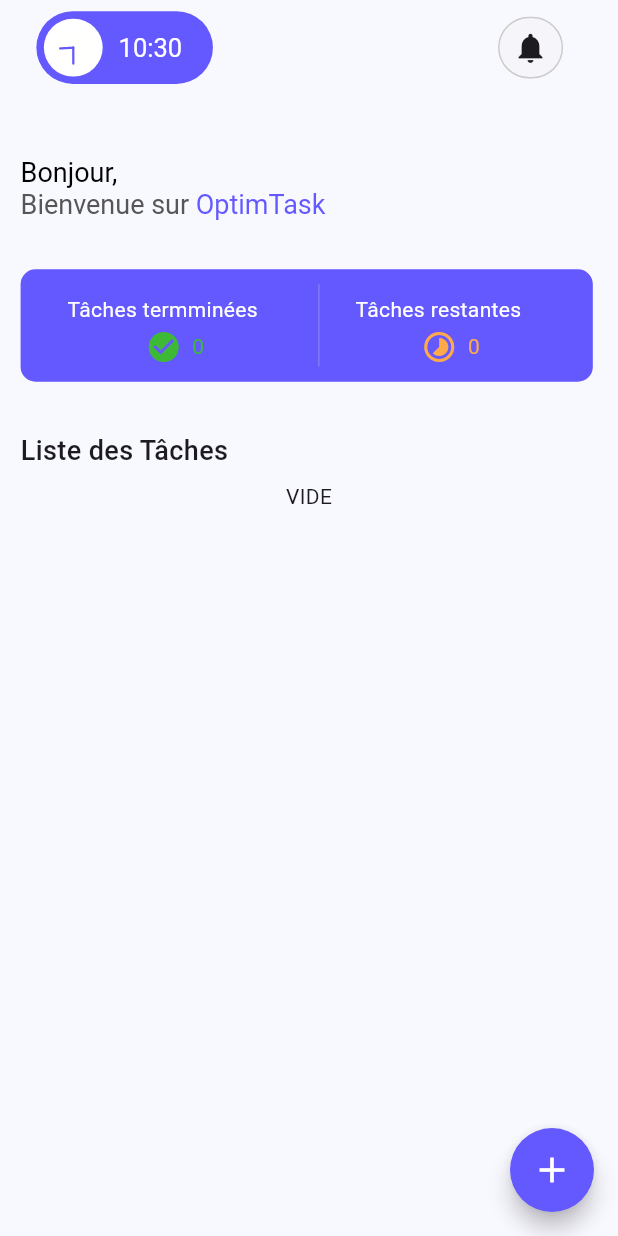
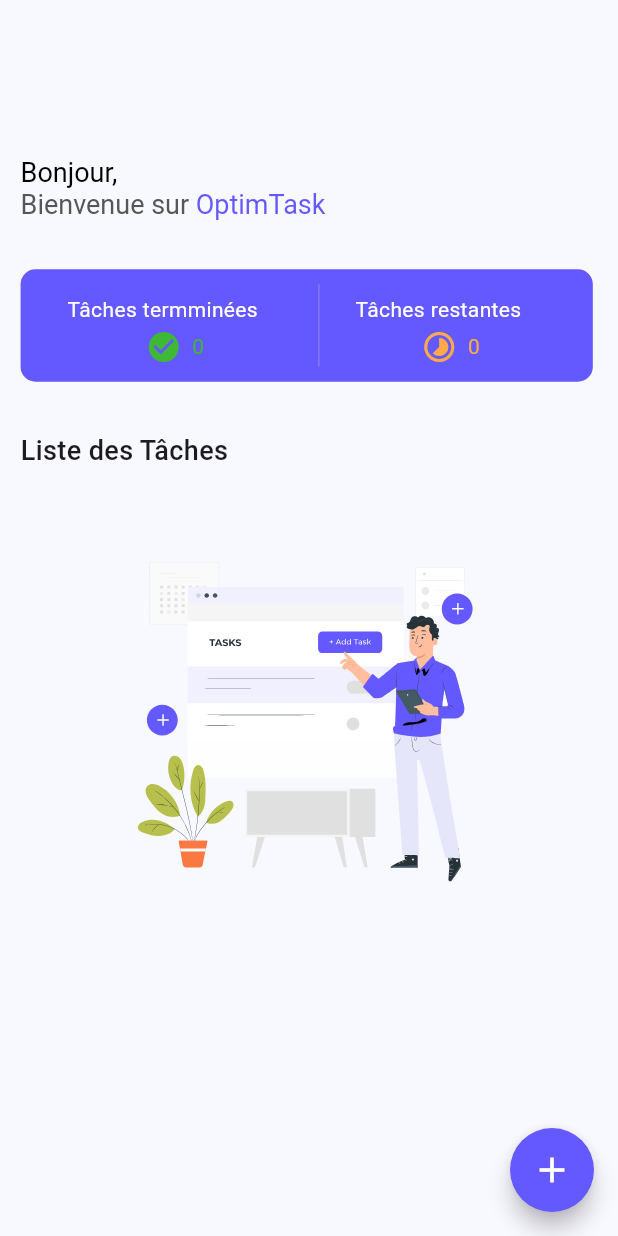
Before and after one commit to guyzoum77/djamo-project, a Flutter app: the screen it shows after launch, on a phone screen of 412 x 824 dp. Run offline on Flutter 3.47's test engine with Material 3 defaults, Android fonts, the light colour scheme and no system bars; our stand-ins replace bloc, dartz, date_field, equatable, flutter_bloc, flutter_secure_storage and 5 more; missing offline and left inert: blurry_modal_progress_hud.

Commit message:
finishing work

```diff
--- a/lib/features/task/domain/entities/task_entity.dart
+++ b/lib/features/task/domain/entities/task_entity.dart
@@ -1,12 +1,12 @@
 import 'package:equatable/equatable.dart';
 
 class TaskEntity extends Equatable {
-  final String id;
-  final String title;
-  final String description;
-  bool? status;
-  final DateTime createdAt;
-  final DateTime? updatedAt;
+   String id;
+   String title;
+   String description;
+   bool? status;
+   DateTime createdAt;
+   DateTime? updatedAt;
 
 
    TaskEntity({required this.id, required this.title, required this.description, required this.status, required this.createdAt, this.updatedAt});
--- a/lib/features/task/presentation/pages/task_view.dart
+++ b/lib/features/task/presentation/pages/task_view.dart
@@ -22,14 +22,8 @@
 
 class _TaskViewState extends State<TaskView> {
 
-  String _timeString = "";
   bool? value = false;
 
-  @override
-  void initState() {
-    _timeString = _formatDateTime(DateTime.now());
-    super.initState();
-  }
 
   @override
   Widget build(BuildContext context) {
@@ -46,11 +40,11 @@
       },
       builder: (context, state) {
         if(state is GetTaskLoading) {
-        return const  Scaffold(
-        body: Center(
-        child: CircularProgressIndicator(),
-        ),
-        );
+          return const  Scaffold(
+            body: Center(
+              child: CircularProgressIndicator(),
+            ),
+          );
         } else if (state is GetTaskError){
          return Scaffold(body: Center(child: Text("ERROR"),),);
         }
@@ -63,57 +57,50 @@
               title: Row(
                 mainAxisAlignment: MainAxisAlignment.spaceBetween,
                 children: [
-                  Container(
-                    width: size.width / 3.5,
-                    height: size.height / 17,
-                    margin: EdgeInsets.only(left: size.width / 50),
-                    decoration: BoxDecoration(
-                        color: AppColorsUtils.kPrimaryColor,
-                        borderRadius: BorderRadius.circular(50)
-                    ),
-                    child: Row(
-                      mainAxisAlignment: MainAxisAlignment.spaceBetween,
-                      children: [
-                        Container(
-                            width: size.height / 21,
-                            height: size.height / 21,
-                            margin: const EdgeInsets.all(5),
-                            decoration: BoxDecoration(
-                                color: AppColorsUtils.kWhiteColor,
-                                borderRadius: BorderRadius.circular(100)
-                            ),
-                            child: LottieDataWidgetUtils(
-                                widthLottie: 30,
-                                lottieAsset: "images/lotties/home_clock.json"
-                            )
-                        ),
-                        Container(
-                          margin: EdgeInsets.only(right: size.width / 20),
-                          child: Text(
-                            _timeString,
-                            style: const TextStyle(
-                              fontSize: 17,
-                              color: AppColorsUtils.kWhiteColor,
-                            ),
-                          ),
-                        )
-                      ],
-                    ),
-                  ),
-                  Container(
-                    width: size.width / 9.5,
-                    height: size.height / 20,
-                    margin: EdgeInsets.only(right: size.width / 20),
-                    decoration: BoxDecoration(
-                      color: AppColorsUtils.kSoftGreyColor.withOpacity(.3),
-                      border: Border.all(color: AppColorsUtils.kMediumGreyColor, ),
-                      borderRadius: BorderRadius.circular(100),
-                    ),
-                    child: GestureDetector(
-                      onTap: () {},
-                      child: Icon(Icons.notifications),
-                    ),
-                  )
+                  // Container(
+                  //   width: size.width / 3,
+                  //   height: size.height / 17,
+                  //   margin: EdgeInsets.only(left: size.width / 50),
+                  //   decoration: BoxDecoration(
+                  //     color: AppColorsUtils.kPrimaryColor,
+                  //     borderRadius: BorderRadius.circular(50)
+                  //   ),
+                  //   child: Row(
+                  //     mainAxisAlignment: MainAxisAlignment.spaceBetween,
+                  //     children: [
+                  //       Container(
+                  //         width: size.height / 21,
+                  //         height: size.height / 21,
+                  //         margin: const EdgeInsets.all(5),
+                  //         decoration: BoxDecoration(
+                  //           color: AppColorsUtils.kWhiteColor,
+                  //           borderRadius: BorderRadius.circular(100)
+                  //         ),
+                  //         child: const LottieDataWidgetUtils(
+                  //           widthLottie: 30,
+                  //           lottieAsset: "images/lotties/home_clock.json"
+                  //         )
+                  //       ),
+                  //       Container(
+                  //         margin: EdgeInsets.only(right: size.width / 20),
+                  //         child: StreamBuilder(
+                  //           stream: taskProvider.dateStream,
+                  //           builder: (BuildContext context, AsyncSnapshot<DateTime> snapshot) {
+                  //             var dateFormated = _formatDateTime(snapshot.data!);
+                  //
+                  //             return Text(
+                  //               dateFormated,
+                  //               style: const TextStyle(
+                  //                 fontSize: 17,
+                  //                 color: AppColorsUtils.kWhiteColor,
+                  //               ),
+                  //             );
+                  //           },
+                  //         ),
+                  //       )
+                  //     ],
+                  //   ),
+                  // ),
                 ],
               ),
             ),
@@ -248,9 +235,6 @@
                         scrollDirection: Axis.vertical,
                         itemBuilder: (BuildContext context, int index) {
                           return InkWell(
-                            onTap: () {
-
-                            },
                             child: TaskCardWidget(
                               containerWidth: size.width / 1.08,
                               containerHeight: size.height / 13.5,
@@ -280,7 +264,7 @@
                                 children: [
                                   InkWell(
                                     onTap: () {
-                                      Navigator.push(context, SlideRightRoute(page: ReadTaskView(taskBloc: taskBloc, taskProvider: taskProvider,)));
+                                      Navigator.push(context, SlideRightRoute(page: ReadTaskView(taskBloc: taskBloc, taskProvider: taskProvider, taskEntity: taskProvider.taskEntities[index])));
                                     },
                                     onDoubleTap:(){
                                       taskProvider.makeDoneTask(taskProvider.taskEntities[index].id);
@@ -317,12 +301,10 @@
                                           child:Checkbox(
                                             value: taskProvider.taskSelected.contains(taskProvider.taskEntities[index]),
                                             onChanged: (bool? newValue) {
-                                              print(newValue);
-                                              if(taskProvider.taskSelected.contains(taskProvider.taskEntities[index])){
+                                              if (taskProvider.taskSelected.contains(taskProvider.taskEntities[index])){
                                                 taskProvider.removeSelected(taskProvider.taskEntities[index].id);
-                                              }else{
+                                              } else {
                                                 taskProvider.addSelected(taskProvider.taskEntities[index].id);
-
                                               }
                                             },
                                           ),
@@ -337,7 +319,7 @@
                         },
                       )
                   )
-                  : const  Text("VIDE")
+                  : LottieDataWidgetUtils(widthLottie: 320, lottieAsset: "images/lotties/add_new_task.json")
                 ],
               ),
             ),
```
Also changed, not shown: lib/core/utils/text_field_utils.dart (+5 -2 lines), lib/features/task/presentation/pages/list/list_task_view.dart (deleted, +0 -15 lines), lib/features/task/presentation/pages/read/read_task_view.dart (+39 -18 lines), lib/features/task/presentation/provider/task_provider.dart (+14 -3 lines), lib/router.dart (deleted, +0 -13 lines), lib/features/task/presentation/pages/add/add_task_view.dart (indentation only), lib/features/task/presentation/pages/list/list_task_page.dart (deleted).
